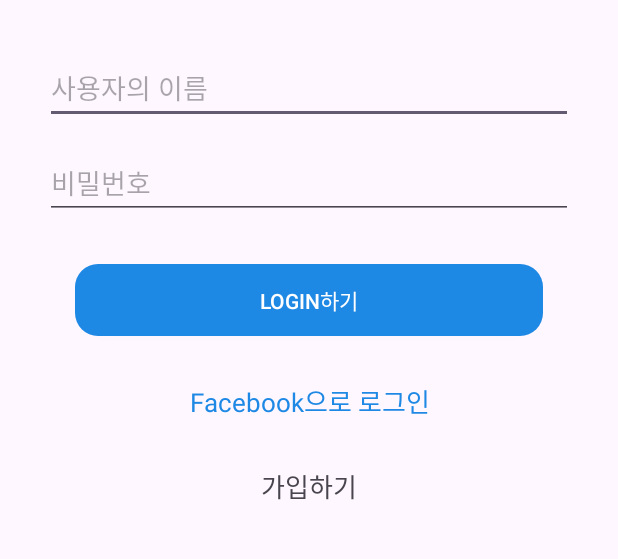
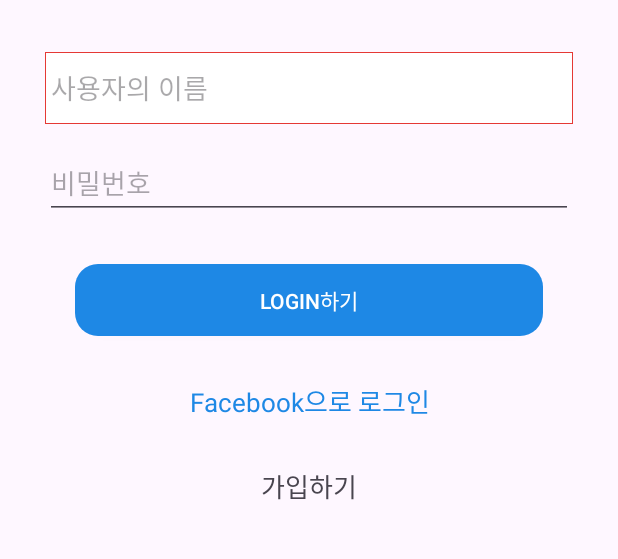
Before and after one commit to Winterwood0118/SNS_App_Project, an Android app: the SignInActivity screen opened directly, with no data from a screen before it, after a tap on "LOGIN하기", on a phone screen of 412 x 824 dp, the part 278-837 px from its top. Run offline under Robolectric (Android 15) with nearby library versions, the phone set to English and light mode, and no system bars.

Commit message:
유효성 검사

```diff
--- /dev/null
+++ b/app/src/main/res/drawable/false_box.xml
@@ -0,0 +1,22 @@
+<?xml version="1.0" encoding="utf-8"?>
+<layer-list xmlns:android="http://schemas.android.com/apk/res/android">
+
+    <item>
+        <shape android:shape="rectangle">
+            <solid android:color="#E53935" />
+        </shape>
+
+    </item>
+
+    <item android:top = "1dp"
+        android:right= "1dp"
+        android:left="1dp"
+        android:bottom="1dp">
+
+        <shape android:shape="rectangle">
+            <solid android:color="#ffffff" />
+        </shape>
+
+    </item>
+
+</layer-list>
--- /dev/null
+++ b/app/src/main/res/drawable/true_box.xml
@@ -0,0 +1,22 @@
+<?xml version="1.0" encoding="utf-8"?>
+<layer-list xmlns:android="http://schemas.android.com/apk/res/android">
+
+    <item>
+        <shape android:shape="rectangle">
+            <solid android:color="#1E88E5" />
+        </shape>
+
+    </item>
+
+    <item android:top = "1dp"
+        android:right= "1dp"
+        android:left="1dp"
+        android:bottom="1dp">
+
+        <shape android:shape="rectangle">
+            <solid android:color="#ffffff" />
+        </shape>
+
+    </item>
+
+</layer-list>
--- a/app/src/main/res/layout/activity_sign_in.xml
+++ b/app/src/main/res/layout/activity_sign_in.xml
@@ -21,9 +21,7 @@
         android:layout_width="match_parent"
         android:layout_height="wrap_content"
         android:hint="사용자의 이름"
-        android:inputType="phone|textEmailAddress"
-        android:layout_marginStart="30dp"
-        android:layout_marginEnd="30dp"
+        style="@style/STYLE"
         android:layout_marginTop="220dp"
         app:layout_constraintStart_toStartOf="parent"
         app:layout_constraintEnd_toEndOf="parent"
@@ -35,8 +33,7 @@
         android:layout_height="wrap_content"
         android:hint="비밀번호"
         android:inputType="textPassword"
-        android:layout_marginStart="30dp"
-        android:layout_marginEnd="30dp"
+        style="@style/STYLE"
         android:layout_marginTop="15dp"
         app:layout_constraintStart_toStartOf="parent"
         app:layout_constraintEnd_toEndOf="parent"
--- a/app/src/main/res/values/strings.xml
+++ b/app/src/main/res/values/strings.xml
@@ -1,4 +1,5 @@
 <resources>
     <string name="app_name">SNS App Project</string>
     <string name="text_test"> Lorem ipsum dolor sit amet, consectetur adipiscing elit. Diam maecenas mi non sed ut odio. Non, justo, sed facilisi et. Eget viverra urna, vestibulum egestas faucibus egestas. Sagittis nam velit volutpat eu nunc.</string>
+
 </resources>
```
Also changed, not shown: app/src/main/java/kr/camp/sns/SignInActivity.kt (+26 -27 lines), app/src/main/res/values/styles.xml (added, +7 -0 lines).
